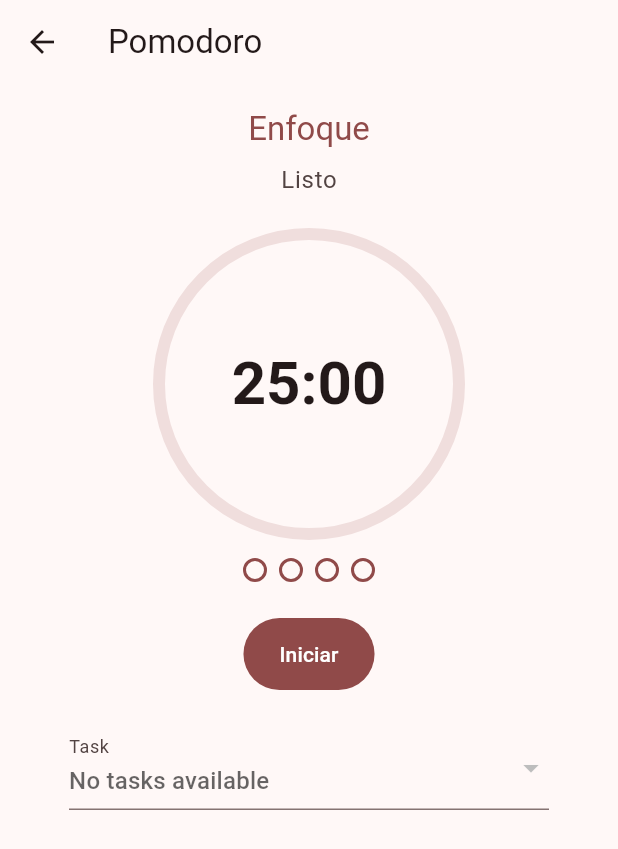
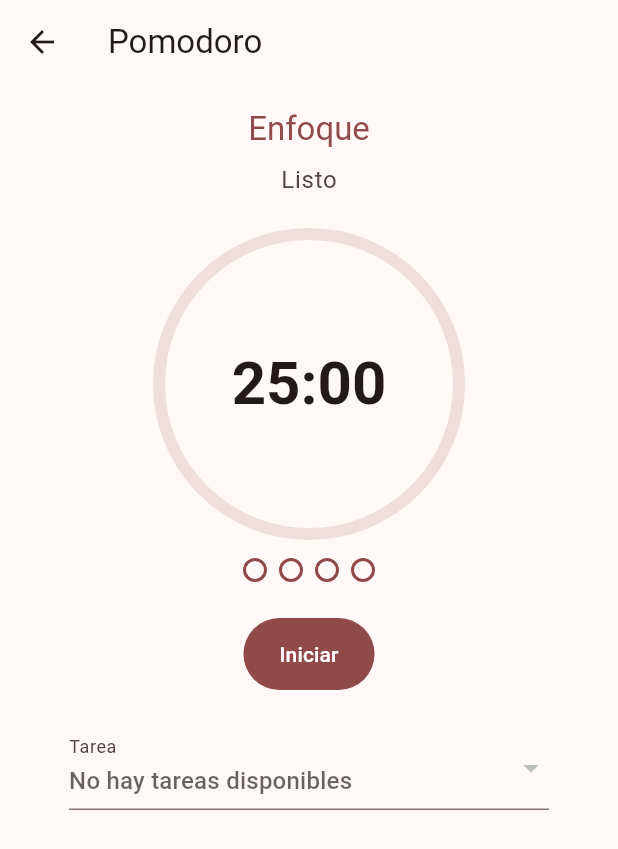
Before and after one commit to NaimJG/focus-flow, a Flutter app: the PomodoroScreen screen opened by its route, on a phone screen of 412 x 824 dp. Shown: the top 849 px of the screen. Run offline on Flutter 3.47's test engine with Material 3 defaults, Android fonts, the phone set to English and light mode, and no system bars; our stand-ins replace isar; accounts and stored records are empty; generated files the repository leaves out were written again.

Commit message:
fix(localization): localize fallback labels

```diff
--- a/lib/features/pomodoro/presentation/widgets/task_selector_widget.dart
+++ b/lib/features/pomodoro/presentation/widgets/task_selector_widget.dart
@@ -1,5 +1,6 @@
 import 'package:flutter/material.dart';
 
+import '../../../../l10n/app_localizations.dart';
 import '../../domain/entities/pomodoro_task_option.dart';
 
 /// A dropdown selector for associating a task with the current Pomodoro
@@ -43,13 +44,15 @@ class TaskSelectorWidget extends StatelessWidget {
 
   @override
   Widget build(BuildContext context) {
+    final l10n = AppLocalizations.of(context)!;
+
     if (tasks.isEmpty) {
       return DropdownButtonFormField<int?>(
         initialValue: null,
         isExpanded: true,
-        decoration: const InputDecoration(
-          labelText: 'Task',
-          hintText: 'No tasks available',
+        decoration: InputDecoration(
+          labelText: l10n.pomodoroTaskLabel,
+          hintText: l10n.pomodoroNoTasksAvailable,
         ),
         items: const [],
         onChanged: null,
@@ -60,7 +63,7 @@ class TaskSelectorWidget extends StatelessWidget {
 
     // Build the list of dropdown items: "No task" + sorted tasks.
     final items = <DropdownMenuItem<int?>>[
-      const DropdownMenuItem<int?>(value: null, child: Text('No task')),
+      DropdownMenuItem<int?>(value: null, child: Text(l10n.pomodoroNoTask)),
       ...sorted.map((task) {
         return DropdownMenuItem<int?>(
           value: task.id,
@@ -72,9 +75,13 @@ class TaskSelectorWidget extends StatelessWidget {
     // selectedItemBuilder ensures the selected value in the closed
     // dropdown also respects available width with ellipsis.
     final selectedItemBuilders = <Widget>[
-      const Align(
+      Align(
         alignment: AlignmentDirectional.centerStart,
-        child: Text('No task', maxLines: 1, overflow: TextOverflow.ellipsis),
+        child: Text(
+          l10n.pomodoroNoTask,
+          maxLines: 1,
+          overflow: TextOverflow.ellipsis,
+        ),
       ),
       ...sorted.map((task) {
         return Align(
@@ -87,7 +94,7 @@ class TaskSelectorWidget extends StatelessWidget {
     return DropdownButtonFormField<int?>(
       initialValue: selectedTaskId,
       isExpanded: true,
-      decoration: const InputDecoration(labelText: 'Task'),
+      decoration: InputDecoration(labelText: l10n.pomodoroTaskLabel),
       items: items,
       selectedItemBuilder: (context) => selectedItemBuilders,
       onChanged: enabled
--- a/lib/features/statistics/presentation/widgets/category_breakdown_list.dart
+++ b/lib/features/statistics/presentation/widgets/category_breakdown_list.dart
@@ -30,7 +30,9 @@ class CategoryBreakdownList extends StatelessWidget {
         ),
         ...categoryData.map(
           (category) => BreakdownItem(
-            title: category.displayName,
+            title: category.categoryId == null
+                ? l10n.statisticsUncategorized
+                : category.displayName,
             formattedTime: formatDuration(category.totalFocusedSeconds, l10n),
             sessionCount: category.sessionCount,
             percentage: category.percentage,
--- a/lib/features/statistics/presentation/widgets/task_breakdown_list.dart
+++ b/lib/features/statistics/presentation/widgets/task_breakdown_list.dart
@@ -26,7 +26,9 @@ class TaskBreakdownList extends StatelessWidget {
         const SizedBox(height: 8),
         ...taskData.map(
           (task) => BreakdownItem(
-            title: task.displayTitle,
+            title: task.taskId == null
+                ? l10n.pomodoroNoTask
+                : task.displayTitle,
             formattedTime: formatDuration(task.totalFocusedSeconds, l10n),
             sessionCount: task.sessionCount,
             percentage: task.percentage,
--- a/lib/l10n/app_en.arb
+++ b/lib/l10n/app_en.arb
@@ -82,6 +82,9 @@
   "pomodoroNextShortBreak": "Short break ready",
   "pomodoroNextLongBreak": "Long break ready",
   "pomodoroSessionNotSaved": "Session not saved — tap to retry",
+  "pomodoroNoTask": "No task",
+  "pomodoroTaskLabel": "Task",
+  "pomodoroNoTasksAvailable": "No tasks available",
   "pomodoroAnnounceReady": "Timer ready",
   "pomodoroAnnounceRunning": "Timer running",
   "pomodoroAnnouncePaused": "Timer paused",
@@ -96,6 +99,7 @@
   "statisticsAverage": "Average",
   "statisticsByTask": "By Task",
   "statisticsByCategory": "By Category",
+  "statisticsUncategorized": "Uncategorized",
   "statisticsEmptyTitle": "No focus sessions yet",
   "statisticsEmptyMessage": "Complete a focus session in the Pomodoro timer to see your productivity statistics here.",
   "statisticsRetry": "Retry",
--- a/lib/l10n/app_es.arb
+++ b/lib/l10n/app_es.arb
@@ -403,6 +403,21 @@
     "description": "Error message shown when a Pomodoro session fails to save"
   },
 
+  "pomodoroNoTask": "Sin tarea",
+  "@pomodoroNoTask": {
+    "description": "Label shown in the Pomodoro task selector when no task is associated with the session"
+  },
+
+  "pomodoroTaskLabel": "Tarea",
+  "@pomodoroTaskLabel": {
+    "description": "Label for the task selector dropdown in the Pomodoro screen"
+  },
+
+  "pomodoroNoTasksAvailable": "No hay tareas disponibles",
+  "@pomodoroNoTasksAvailable": {
+    "description": "Hint text shown in the Pomodoro task selector when no tasks exist"
+  },
+
   "pomodoroAnnounceReady": "Temporizador listo",
   "@pomodoroAnnounceReady": {
     "description": "Accessibility announcement when timer is ready"
@@ -472,6 +487,11 @@
   "statisticsByCategory": "Por categoría",
   "@statisticsByCategory": {
     "description": "Section header for statistics grouped by category"
+  },
+
+  "statisticsUncategorized": "Sin categoría",
+  "@statisticsUncategorized": {
+    "description": "Fallback display name for sessions whose task has no category in the statistics breakdown"
   },
 
   "statisticsEmptyTitle": "Aún no hay sesiones de enfoque",
--- a/lib/l10n/app_localizations.dart
+++ b/lib/l10n/app_localizations.dart
@@ -554,6 +554,24 @@ abstract class AppLocalizations {
   /// **'Sesión no guardada — toca para reintentar'**
   String get pomodoroSessionNotSaved;
 
+  /// Label shown in the Pomodoro task selector when no task is associated with the session
+  ///
+  /// In es, this message translates to:
+  /// **'Sin tarea'**
+  String get pomodoroNoTask;
+
+  /// Label for the task selector dropdown in the Pomodoro screen
+  ///
+  /// In es, this message translates to:
+  /// **'Tarea'**
+  String get pomodoroTaskLabel;
+
+  /// Hint text shown in the Pomodoro task selector when no tasks exist
+  ///
+  /// In es, this message translates to:
+  /// **'No hay tareas disponibles'**
+  String get pomodoroNoTasksAvailable;
+
   /// Accessibility announcement when timer is ready
   ///
   /// In es, this message translates to:
@@ -631,6 +649,12 @@ abstract class AppLocalizations {
   /// In es, this message translates to:
   /// **'Por categoría'**
   String get statisticsByCategory;
+
+  /// Fallback display name for sessions whose task has no category in the statistics breakdown
+  ///
+  /// In es, this message translates to:
+  /// **'Sin categoría'**
+  String get statisticsUncategorized;
 
   /// Empty state headline when no focus sessions exist
   ///
--- a/lib/l10n/app_localizations_es.dart
+++ b/lib/l10n/app_localizations_es.dart
@@ -250,6 +250,15 @@ class AppLocalizationsEs extends AppLocalizations {
       'Sesión no guardada — toca para reintentar';
 
   @override
+  String get pomodoroNoTask => 'Sin tarea';
+
+  @override
+  String get pomodoroTaskLabel => 'Tarea';
+
+  @override
+  String get pomodoroNoTasksAvailable => 'No hay tareas disponibles';
+
+  @override
   String get pomodoroAnnounceReady => 'Temporizador listo';
 
   @override
@@ -289,6 +298,9 @@ class AppLocalizationsEs extends AppLocalizations {
 
   @override
   String get statisticsByCategory => 'Por categoría';
+
+  @override
+  String get statisticsUncategorized => 'Sin categoría';
 
   @override
   String get statisticsEmptyTitle => 'Aún no hay sesiones de enfoque';
```
Also changed, not shown: lib/l10n/app_localizations_en.dart (+12 -0 lines).
